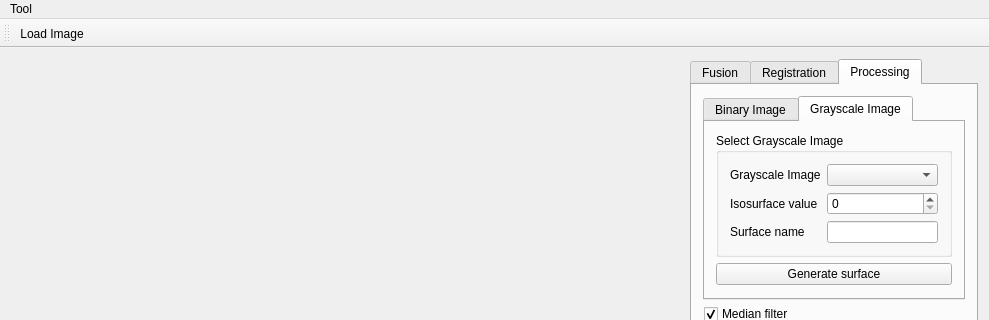
The window that frontend_pc/src/app/mainwindow.ui (zhangzwwww/medlab) describes before a commit, drawn with Qt 5; both pictures show x 0 to 989 and y 0 to 320 of the 989 by 786 pixel window.
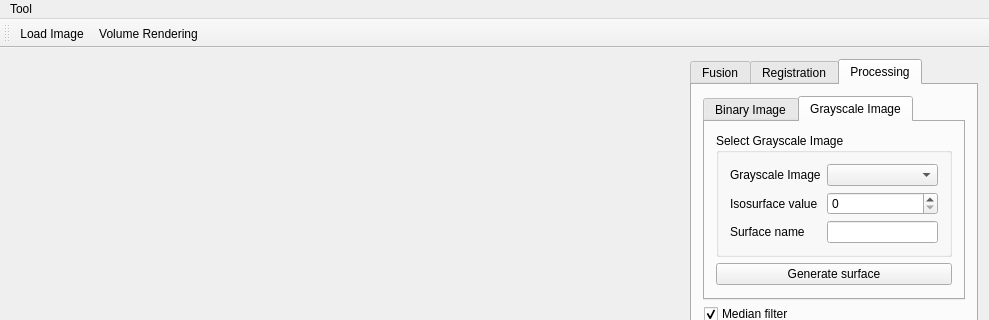
The same window after the commit. Custom widgets are drawn as their Qt base class.

```diff
--- a/frontend_pc/src/app/mainwindow.ui
+++ b/frontend_pc/src/app/mainwindow.ui
@@ -608,6 +608,7 @@
     <bool>false</bool>
    </attribute>
    <addaction name="actionLoadImage"/>
+   <addaction name="actionVolume_Rendering"/>
   </widget>
   <widget class="QStatusBar" name="statusBar"/>
   <action name="actionLoadImage">
@@ -615,6 +616,11 @@
     <string>Load Image</string>
    </property>
   </action>
+  <action name="actionVolume_Rendering">
+   <property name="text">
+    <string>Volume Rendering</string>
+   </property>
+  </action>
  </widget>
  <layoutdefault spacing="6" margin="11"/>
  <customwidgets>
```
Left out of the diff: 12 changed lines with no effect on the pictures.
